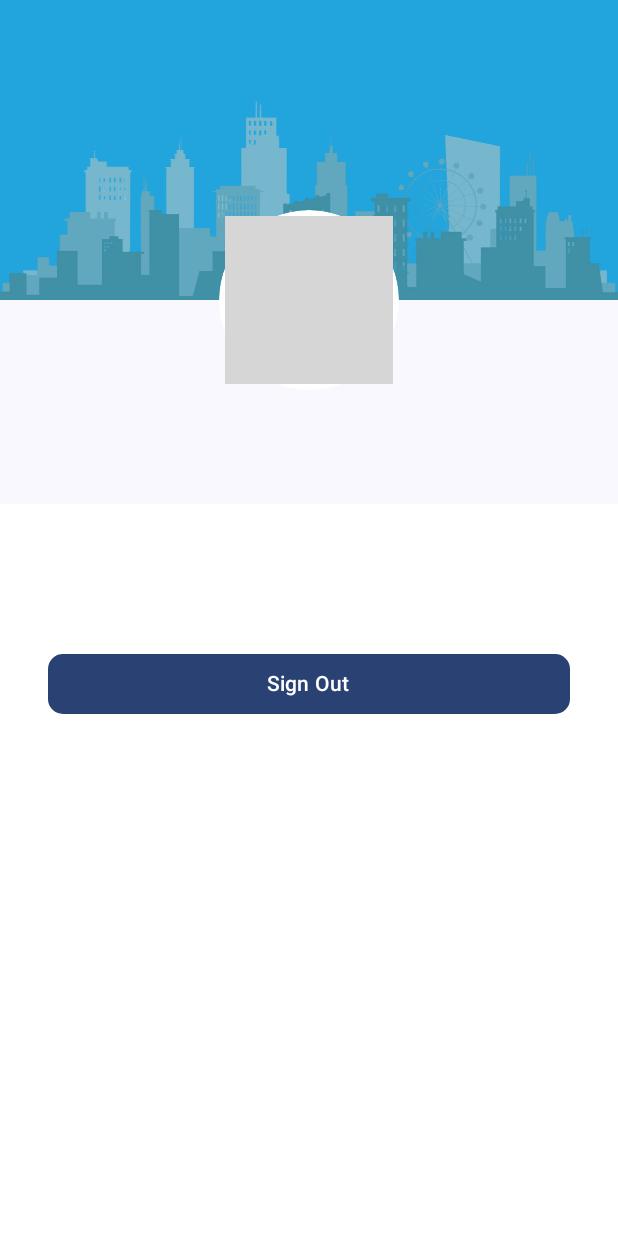
After one commit to TrLeQuang/LapTrinhDiDong-DoAn, an Android app built with Jetpack Compose: the composable ProfileScreen called with empty values, on a phone screen of 412 x 824 dp. The commit adds this screen. Run offline under Robolectric (Android 15) with nearby library versions, the phone set to English and light mode, and no system bars; our stand-ins replace Firebase (no records; nobody signed in at launch, a user with empty details on screens opened directly); grey boxes are pictures that could not be loaded.

Commit message:
Login, Logout, Giao Dien App

```diff
--- a/app/build.gradle.kts
+++ b/app/build.gradle.kts
@@ -55,6 +55,10 @@ dependencies {
     implementation(libs.material)
     implementation(libs.androidx.activity)
     implementation(libs.androidx.constraintlayout)
+    implementation(libs.firebase.auth)
+    implementation(libs.androidx.credentials)
+    implementation(libs.androidx.credentials.play.services.auth)
+    implementation(libs.googleid)
     testImplementation(libs.junit)
     androidTestImplementation(libs.androidx.junit)
     androidTestImplementation(libs.androidx.espresso.core)
@@ -71,7 +75,9 @@ dependencies {
     implementation("com.google.code.gson:gson:2.10.1")
     implementation ("androidx.constraintlayout:constraintlayout-compose:1.1.1")
     implementation ("androidx.compose.foundation:foundation:1.7.8")
+    implementation("androidx.navigation:navigation-compose:2.7.7")
     implementation("com.google.accompanist:accompanist-systemuicontroller:0.36.0")
     implementation ("com.google.maps.android:maps-compose:2.0.0")
     implementation ("com.google.android.gms:play-services-maps:17.0.1")
+    implementation("com.google.android.gms:play-services-auth:20.7.0")
 }
--- /dev/null
+++ b/app/src/main/java/com/example/nearbystore/Activites/Screens/ProfileScreen.kt
@@ -0,0 +1,92 @@
+package com.example.nearbystore.Activites.Screens
+
+import android.content.Intent
+import androidx.compose.foundation.Image
+import androidx.compose.foundation.background
+import androidx.compose.foundation.layout.*
+import androidx.compose.foundation.shape.CircleShape
+import androidx.compose.foundation.shape.RoundedCornerShape
+import androidx.compose.material3.Button
+import androidx.compose.material3.Text
+import androidx.compose.runtime.Composable
+import androidx.compose.ui.Alignment
+import androidx.compose.ui.Modifier
+import androidx.compose.ui.draw.clip
+import androidx.compose.ui.graphics.Color
+import androidx.compose.ui.platform.LocalContext
+import androidx.compose.ui.res.colorResource
+import androidx.compose.ui.res.painterResource
+import androidx.compose.ui.text.font.FontWeight
+import androidx.compose.ui.unit.dp
+import androidx.compose.ui.unit.sp
+import coil.compose.AsyncImage
+import com.example.nearbystore.Activites.SignIn.SignInActivity
+import com.example.nearbystore.R
+import com.google.firebase.auth.FirebaseAuth
+
+@Composable
+fun ProfileScreen(name: String, email: String, photoUrl: String) {
+    val context = LocalContext.current
+
+    Column(modifier = Modifier.fillMaxSize()) {
+        // Nền xanh phía trên
+        Box(
+            modifier = Modifier
+                .fillMaxWidth()
+                .height(200.dp)
+                .background(color = colorResource(id = R.color.blue))
+        ) {
+            Image(
+                painter = painterResource(id = R.drawable.building),
+                contentDescription = null,
+                modifier = Modifier.align(Alignment.BottomCenter)
+            )
+        }
+
+        // Ảnh đại diện chồng lên
+        Box(
+            modifier = Modifier
+                .offset(y = (-60).dp)
+                .fillMaxWidth(),
+            contentAlignment = Alignment.Center
+        ) {
+            AsyncImage(
+                model = photoUrl,
+                contentDescription = null,
+                modifier = Modifier
+                    .size(120.dp)
+                    .clip(CircleShape)
+                    .background(Color.White, CircleShape)
+                    .padding(4.dp)
+            )
+        }
+
+        Spacer(modifier = Modifier.height(16.dp))
+
+        // Vùng trắng chứa thông tin
+        Column(
+            modifier = Modifier
+                .fillMaxSize()
+                .background(Color.White)
+                .padding(top = 16.dp),
+            horizontalAlignment = Alignment.CenterHorizontally
+        ) {
+            Text(text = name, fontSize = 24.sp, fontWeight = FontWeight.Bold)
+            Spacer(modifier = Modifier.height(8.dp))
+            Text(text = email, fontSize = 16.sp, color = Color.Gray)
+            Spacer(modifier = Modifier.height(24.dp))
+            Button(
+                onClick = {
+                    FirebaseAuth.getInstance().signOut()
+                    context.startActivity(Intent(context, SignInActivity::class.java))
+                },
+                shape = RoundedCornerShape(10.dp),
+                modifier = Modifier
+                    .padding(horizontal = 32.dp)
+                    .fillMaxWidth()
+            ) {
+                Text("Sign Out")
+            }
+        }
+    }
+}
--- a/app/src/main/res/values/strings.xml
+++ b/app/src/main/res/values/strings.xml
@@ -1,3 +1,4 @@
 <resources>
     <string name="app_name">NearbyStore</string>
+    <string name="default_web_client_id">952274587013-g0ncbon3tp8si46hjgp0r1ivo9tc8lmj.apps.googleusercontent.com</string>
 </resources>
```
Also changed, not shown: app/src/main/AndroidManifest.xml (+27 -15 lines), app/src/main/java/com/example/nearbystore/Activites/Dashboard/DashboardScreen.kt (added, +52 -0 lines), app/src/main/java/com/example/nearbystore/Activites/Dashboard/MainActivity.kt (+37 -72 lines), app/src/main/java/com/example/nearbystore/Activites/Dashboard/MyBottomBar.kt (+31 -57 lines), app/src/main/java/com/example/nearbystore/Activites/Dashboard/TopBar.kt (+53 -57 lines), app/src/main/java/com/example/nearbystore/Activites/Navigation/Navigation.kt (added, +8 -0 lines), app/src/main/java/com/example/nearbystore/Activites/Screens/HomeScreen.kt (added, +9 -0 lines), app/src/main/java/com/example/nearbystore/Activites/Screens/SupportScreen.kt (added, +15 -0 lines), app/src/main/java/com/example/nearbystore/Activites/Screens/WishlistScreen.kt (added, +15 -0 lines), app/src/main/java/com/example/nearbystore/Activites/SignIn/SignInActivity.kt (added, +127 -0 lines), gradle/libs.versions.toml (+8 -0 lines), app/src/main/res/drawable/google_logo.png (added), app/src/main/res/drawable/nearbystorenobg.png (added), app/src/main/res/drawable/nearbystorenobg3.png (added), 1 other file.
